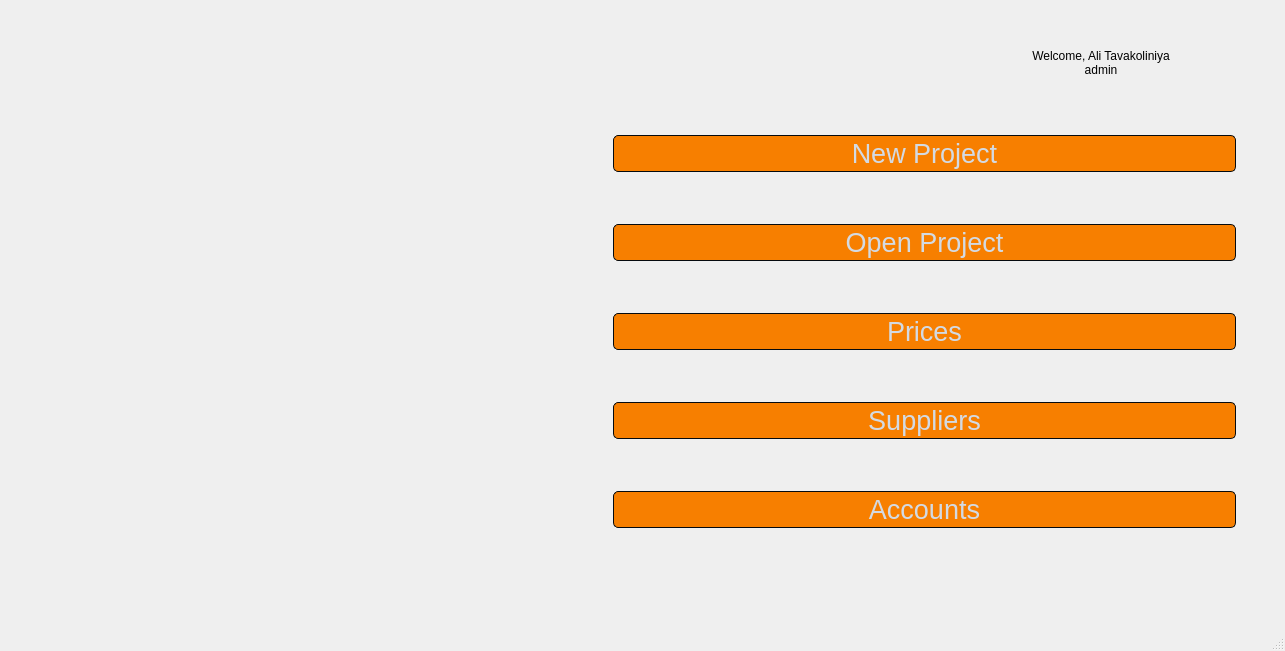
Qt form ui/main.ui (AliTavakoliNiya/GriinPower) before a commit.
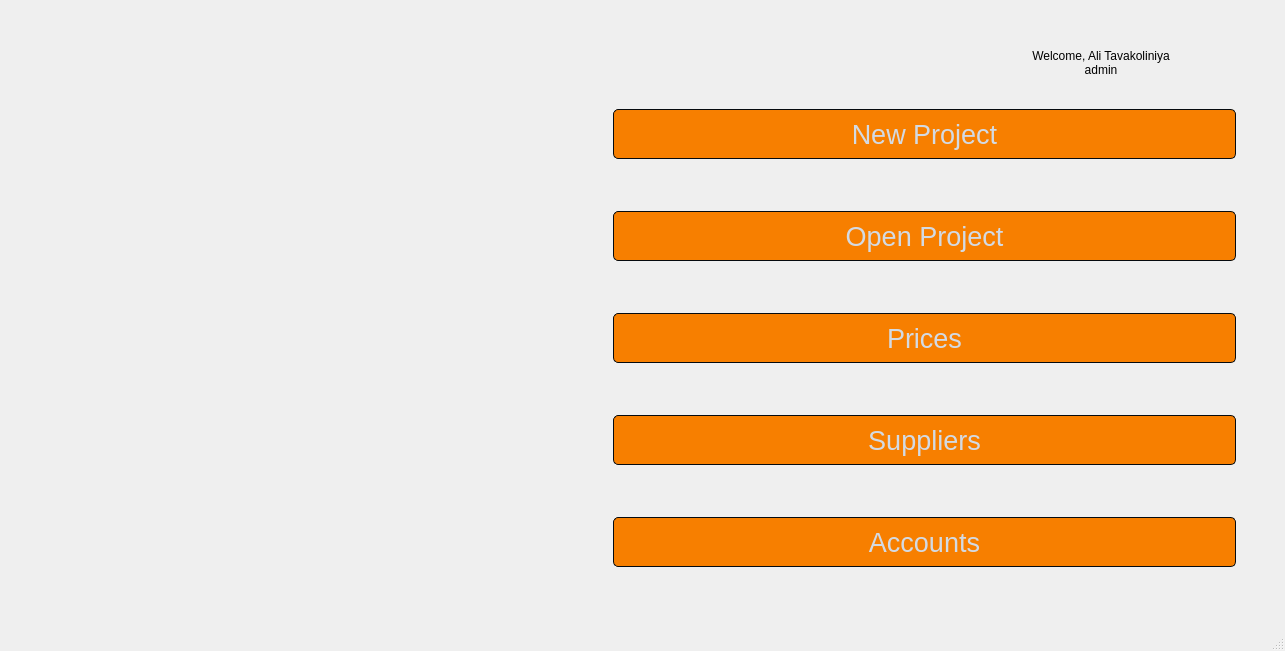
The same form after that commit. Icons and pictures are not drawn.

What changed in the file:
```diff
--- a/ui/main.ui
+++ b/ui/main.ui
@@ -36,6 +36,12 @@
     </item>
     <item row="8" column="2" colspan="2">
      <widget class="QPushButton" name="data_entry_btn">
+      <property name="minimumSize">
+       <size>
+        <width>0</width>
+        <height>50</height>
+       </size>
+      </property>
       <property name="styleSheet">
        <string notr="true">QPushButton {
 	font-size: 20pt;
@@ -109,6 +115,12 @@
     </item>
     <item row="4" column="2" colspan="2">
      <widget class="QPushButton" name="new_project_btn">
+      <property name="minimumSize">
+       <size>
+        <width>0</width>
+        <height>50</height>
+       </size>
+      </property>
       <property name="styleSheet">
        <string notr="true">QPushButton {
 	font-size: 20pt;
@@ -211,6 +223,12 @@
     </item>
     <item row="12" column="2" colspan="2">
      <widget class="QPushButton" name="account_btn">
+      <property name="minimumSize">
+       <size>
+        <width>0</width>
+        <height>50</height>
+       </size>
+      </property>
       <property name="styleSheet">
        <string notr="true">QPushButton {
 	font-size: 20pt;
@@ -255,6 +273,12 @@
     </item>
     <item row="10" column="2" colspan="2">
      <widget class="QPushButton" name="supplier_btn">
+      <property name="minimumSize">
+       <size>
+        <width>0</width>
+        <height>50</height>
+       </size>
+      </property>
       <property name="styleSheet">
        <string notr="true">QPushButton {
 	font-size: 20pt;
@@ -376,6 +400,12 @@
     </item>
     <item row="6" column="2" colspan="2">
      <widget class="QPushButton" name="open_project_btn">
+      <property name="minimumSize">
+       <size>
+        <width>0</width>
+        <height>50</height>
+       </size>
+      </property>
       <property name="styleSheet">
        <string notr="true">QPushButton {
 	font-size: 20pt;
```
